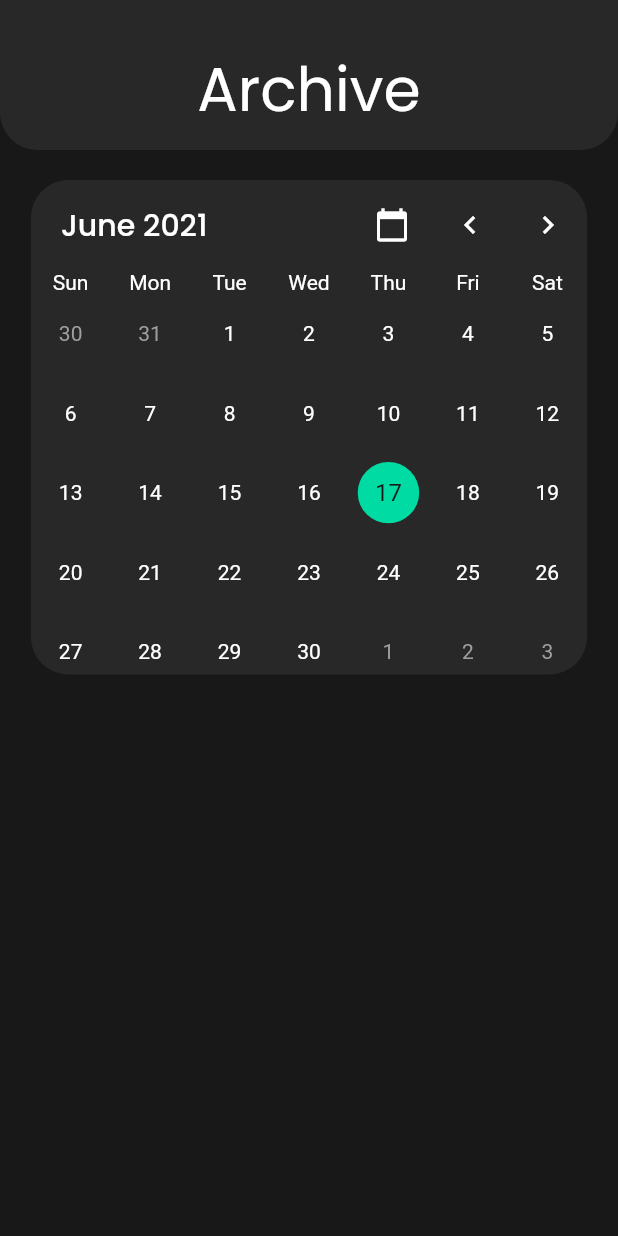
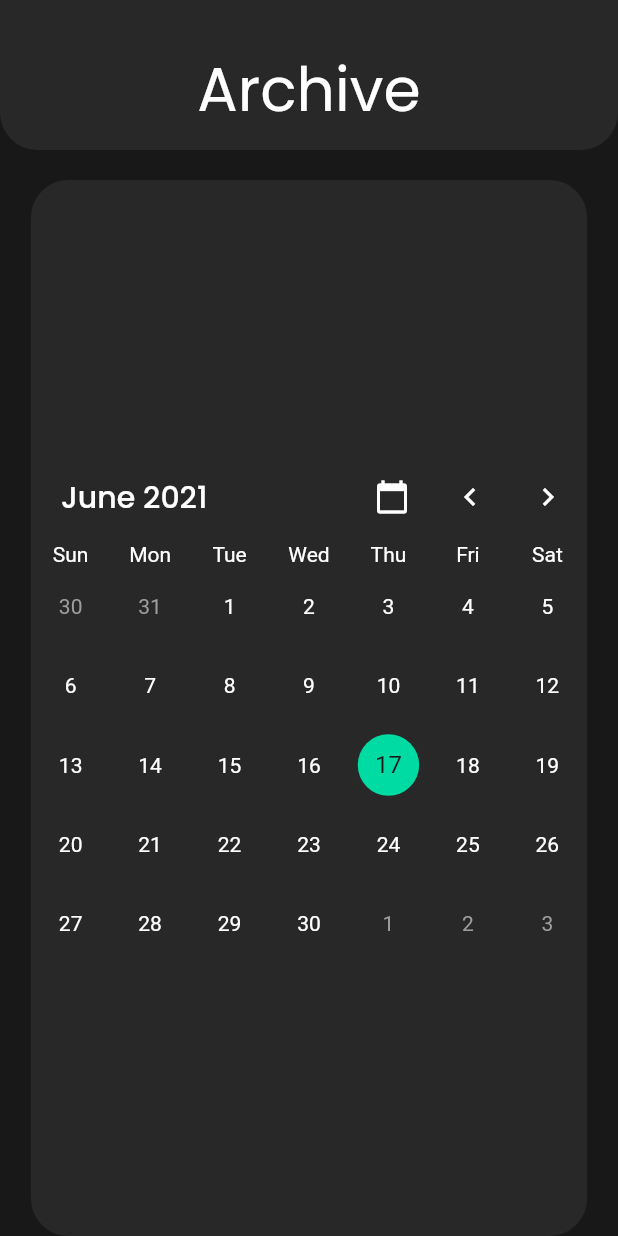
Before and after one commit to beerbellybuffalo/Flutter-Flow-BettErgo, a Flutter app: the ArchiveWidget screen opened directly, on a phone screen of 412 x 824 dp. Run offline on Flutter 3.47's test engine with Material 2 defaults, Android fonts, the phone set to English and light mode, and no system bars; drawn by our look-alikes of auto_size_text, table_calendar; our stand-ins replace font_awesome_flutter, google_fonts, page_transition, smooth_page_indicator.

Commit message:
added gif BG, linked pages

```diff
--- a/lib/archive/archive_widget.dart
+++ b/lib/archive/archive_widget.dart
@@ -31,8 +31,8 @@ class _ArchiveWidgetState extends State<ArchiveWidget> {
       key: scaffoldKey,
       backgroundColor: FlutterFlowTheme.primaryColor,
       body: Column(
-        mainAxisSize: MainAxisSize.max,
-        mainAxisAlignment: MainAxisAlignment.start,
+        mainAxisSize: MainAxisSize.min,
+        mainAxisAlignment: MainAxisAlignment.center,
         children: [
           Container(
             width: double.infinity,
@@ -67,7 +67,8 @@ class _ArchiveWidgetState extends State<ArchiveWidget> {
               ],
             ),
           ),
-          Padding(
+          Expanded(
+            child: Padding(
               padding: EdgeInsets.fromLTRB(0, 20, 0, 0),
               child: Container(
                 width: MediaQuery.of(context).size.width * 0.9,
@@ -99,6 +100,7 @@ class _ArchiveWidgetState extends State<ArchiveWidget> {
                   inactiveDateStyle: TextStyle(),
                 ),
               ),
+            ),
           )
         ],
       ),
--- a/lib/first_page/first_page_widget.dart
+++ b/lib/first_page/first_page_widget.dart
@@ -36,7 +36,7 @@ class _FirstPageWidgetState extends State<FirstPageWidget> {
                   image: DecorationImage(
                     fit: BoxFit.cover,
                     image: Image.asset(
-                      'assets/images/First Page BG.png',
+                      'assets/images/MovingBG.gif',
                     ).image,
                   ),
                 ),
--- a/lib/main.dart
+++ b/lib/main.dart
@@ -1,3 +1,5 @@
+import 'package:better_sitt/first_page/first_page_widget.dart';
+import 'package:better_sitt/registration/registration_widget.dart';
 import 'package:flutter/material.dart';
 import 'package:better_sitt/today/today_widget.dart';
 import 'flutter_flow/flutter_flow_theme.dart';
@@ -16,7 +18,7 @@ class MyApp extends StatelessWidget {
     return MaterialApp(
       title: 'BetterSitt',
       theme: ThemeData(primarySwatch: Colors.blue),
-      home: NavBarPage(),
+      home: FirstPageWidget(),
     );
   }
 }
--- a/lib/settings/settings_widget.dart
+++ b/lib/settings/settings_widget.dart
@@ -34,7 +34,7 @@ class _SettingsWidgetState extends State<SettingsWidget> {
                 image: DecorationImage(
                   fit: BoxFit.cover,
                   image: Image.asset(
-                    'assets/images/BG no logo.png',
+                    'assets/images/MovingBG.gif',
                   ).image,
                 ),
               ),
```
Also changed, not shown: lib/login_v1/login_v1_widget.dart (+10 -2 lines), lib/registration/registration_widget.dart (+11 -3 lines), assets/images/First Page BG.png (added), assets/images/MovingBG.gif (added), pubspec.lock. Lines whose indentation alone changed are shown as unchanged.
